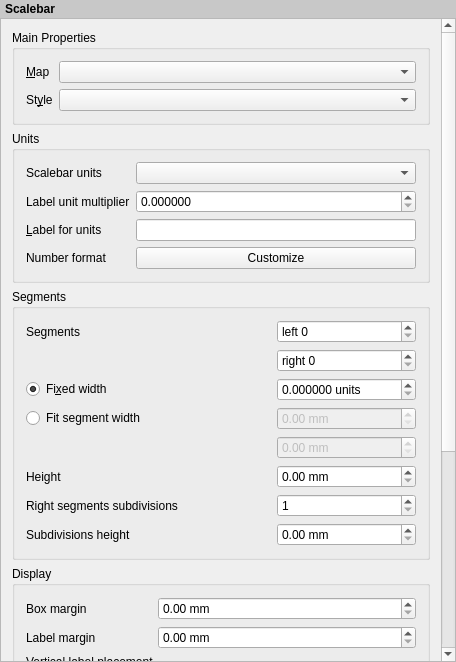
This is src/ui/layout/qgslayoutscalebarwidgetbase.ui in qgis/QGIS as Qt 5 draws it before an edit. The edited form follows.
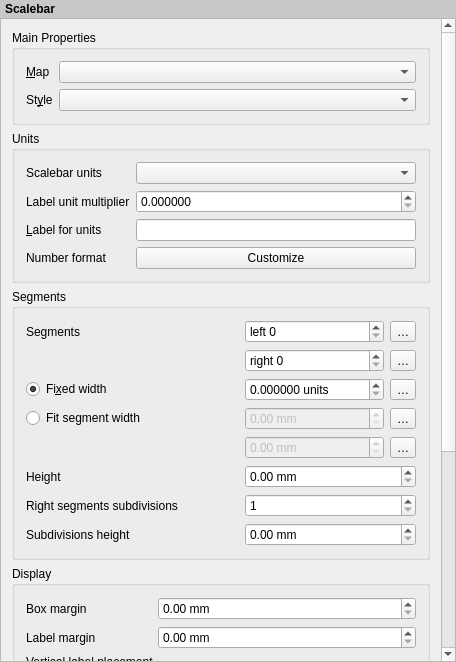
This is the edited form. Custom widgets are drawn as their Qt base class.

Commit message: Added Property Override buttons onto the scalebar widget ui. Not yet connected to backend.

What changed in the file:
```diff
--- a/src/ui/layout/qgslayoutscalebarwidgetbase.ui
+++ b/src/ui/layout/qgslayoutscalebarwidgetbase.ui
@@ -242,25 +242,6 @@
             </property>
            </widget>
           </item>
-          <item row="2" column="2">
-           <widget class="QgsDoubleSpinBox" name="mSegmentSizeSpinBox">
-            <property name="toolTip">
-             <string>Number of scalebar units per scalebar segment</string>
-            </property>
-            <property name="suffix">
-             <string> units</string>
-            </property>
-            <property name="decimals">
-             <number>6</number>
-            </property>
-            <property name="maximum">
-             <double>9999999999999.000000000000000</double>
-            </property>
-            <property name="showClearButton" stdset="0">
-             <bool>false</bool>
-            </property>
-           </widget>
-          </item>
           <item row="5" column="0" colspan="2">
            <widget class="QLabel" name="label">
             <property name="text">
@@ -268,7 +249,30 @@
             </property>
            </widget>
           </item>
+          <item row="0" column="2">
+           <layout class="QHBoxLayout" name="horizontalLayout1">
+            <item>
+             <widget class="QgsSpinBox" name="mSegmentsLeftSpinBox">
+              <property name="suffix">
+               <string/>
+              </property>
+              <property name="prefix">
+               <string>left </string>
+              </property>
+             </widget>
+            </item>
+            <item>
+             <widget class="QgsPropertyOverrideButton" name="mSegmentsLeftDDBtn">
+              <property name="text">
+               <string>…</string>
+              </property>
+             </widget>
+            </item>
+           </layout>
+          </item>
           <item row="1" column="2">
+           <layout class="QHBoxLayout" name="horizontalLayout2">
+            <item>
            <widget class="QgsSpinBox" name="mNumberOfSegmentsSpinBox">
             <property name="suffix">
              <string/>
@@ -281,15 +285,14 @@
             </property>
            </widget>
           </item>
-          <item row="0" column="2">
-           <widget class="QgsSpinBox" name="mSegmentsLeftSpinBox">
-            <property name="suffix">
-             <string/>
-            </property>
-            <property name="prefix">
-             <string>left </string>
-            </property>
-           </widget>
+            <item>
+             <widget class="QgsPropertyOverrideButton" name="mSegmentsRightDDBtn">
+              <property name="text">
+               <string>…</string>
+              </property>
+             </widget>
+            </item>
+           </layout>
           </item>
           <item row="2" column="0" colspan="2">
            <widget class="QRadioButton" name="mFixedSizeRadio">
@@ -301,6 +304,36 @@
             </property>
            </widget>
           </item>
+          <item row="2" column="2">
+           <layout class="QHBoxLayout" name="horizontalLayout3">
+            <item>
+             <widget class="QgsDoubleSpinBox" name="mSegmentSizeSpinBox">
+              <property name="toolTip">
+               <string>Number of scalebar units per scalebar segment</string>
+              </property>
+              <property name="suffix">
+               <string> units</string>
+              </property>
+              <property name="decimals">
+               <number>6</number>
+              </property>
+              <property name="maximum">
+               <double>9999999999999.000000000000000</double>
+              </property>
+              <property name="showClearButton" stdset="0">
+               <bool>false</bool>
+              </property>
+             </widget>
+            </item>
+            <item>
+             <widget class="QgsPropertyOverrideButton" name="mSegmentSizeDDBtn">
+              <property name="text">
+               <string>…</string>
+              </property>
+             </widget>
+            </item>
+           </layout>
+          </item>
           <item row="3" column="0" colspan="2">
            <widget class="QRadioButton" name="mFitWidthRadio">
             <property name="text">
@@ -308,17 +341,9 @@
             </property>
            </widget>
           </item>
-          <item row="5" column="2">
-           <widget class="QgsDoubleSpinBox" name="mHeightSpinBox">
-            <property name="suffix">
-             <string> mm</string>
-            </property>
-            <property name="maximum">
-             <double>999.990000000000009</double>
-            </property>
-           </widget>
-          </item>
           <item row="3" column="2">
+           <layout class="QHBoxLayout" name="horizontalLayout4">
+            <item>
            <widget class="QgsDoubleSpinBox" name="mMinWidthSpinBox">
             <property name="enabled">
              <bool>false</bool>
@@ -331,7 +356,18 @@
             </property>
            </widget>
           </item>
+            <item>
+             <widget class="QgsPropertyOverrideButton" name="mMinWidthDDBtn">
+              <property name="text">
+               <string>…</string>
+              </property>
+             </widget>
+            </item>
+           </layout>
+          </item>
           <item row="4" column="2">
+           <layout class="QHBoxLayout" name="horizontalLayout5">
+            <item>
            <widget class="QgsDoubleSpinBox" name="mMaxWidthSpinBox">
             <property name="enabled">
              <bool>false</bool>
@@ -344,6 +380,25 @@
             </property>
            </widget>
           </item>
+            <item>
+             <widget class="QgsPropertyOverrideButton" name="mMaxWidthDDBtn">
+              <property name="text">
+               <string>…</string>
+              </property>
+             </widget>
+            </item>
+           </layout>
+          </item>
+          <item row="5" column="2">
+           <widget class="QgsDoubleSpinBox" name="mHeightSpinBox">
+            <property name="suffix">
+             <string> mm</string>
+            </property>
+            <property name="maximum">
+             <double>999.990000000000009</double>
+            </property>
+           </widget>
+          </item>
           <item row="6" column="0">
            <widget class="QLabel" name="mSubdivisionsLabel">
             <property name="text">
@@ -594,6 +649,11 @@
  </widget>
  <layoutdefault spacing="6" margin="11"/>
  <customwidgets>
+  <customwidget>
+   <class>QgsPropertyOverrideButton</class>
+   <extends>QToolButton</extends>
+   <header>qgspropertyoverridebutton.h</header>
+  </customwidget>
   <customwidget>
    <class>QgsScrollArea</class>
    <extends>QScrollArea</extends>
```
Left out of the diff: 5 changed lines with no effect on the pictures. Lines whose indentation alone changed are shown as unchanged.
